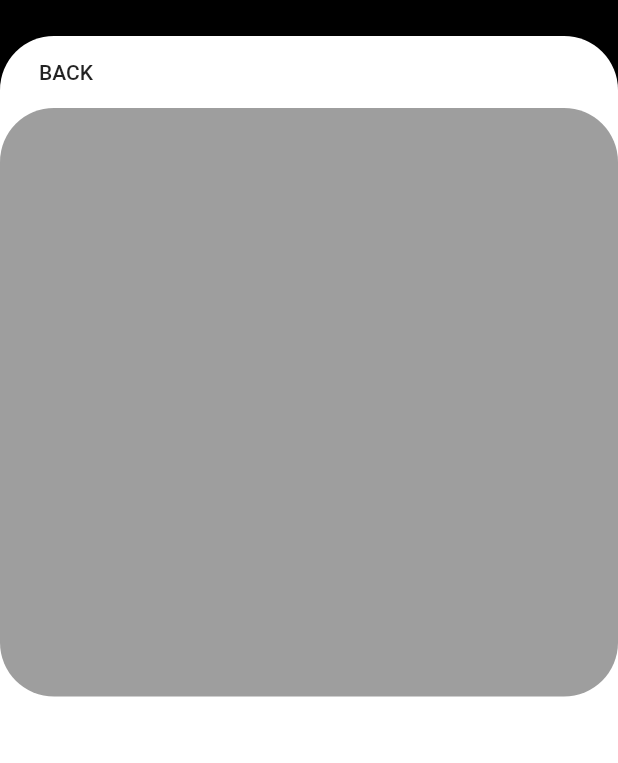
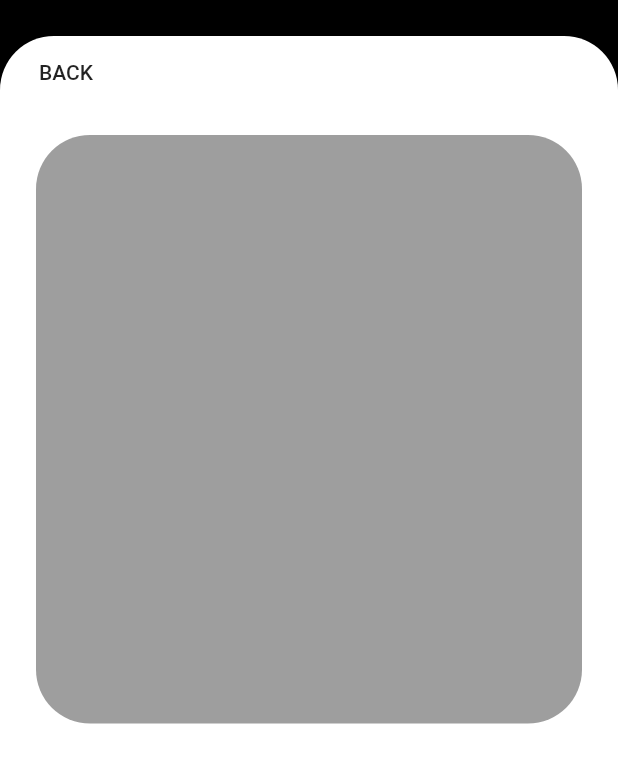
Before and after one commit to JAICHANGPARK/flutter_notebook_8th_story, a Flutter app: the MedicalDetailPage screen opened directly, on a phone screen of 412 x 824 dp. Shown: the top 763 px of the screen. Run offline on Flutter 3.47's test engine with Material 2 defaults, Android fonts, the phone set to English and light mode, and no system bars; our stand-ins replace google_fonts.

Commit message:
Update medical_detail_page.dart

```diff
--- a/lib/ep557_medical_app/medical_detail_page.dart
+++ b/lib/ep557_medical_app/medical_detail_page.dart
@@ -30,9 +30,10 @@ class MedicalDetailPage extends StatelessWidget {
                         child: Text("BACK")),
                     Container(
                       height: MediaQuery.of(context).size.height / 2.1,
+                      margin: EdgeInsets.only(left: 24, right: 24, top: 18),
                       decoration: BoxDecoration(
                         color: Colors.grey,
-                        borderRadius: BorderRadius.circular(36)
+                        borderRadius: BorderRadius.circular(36),
                       ),
                     )
                   ],
```
